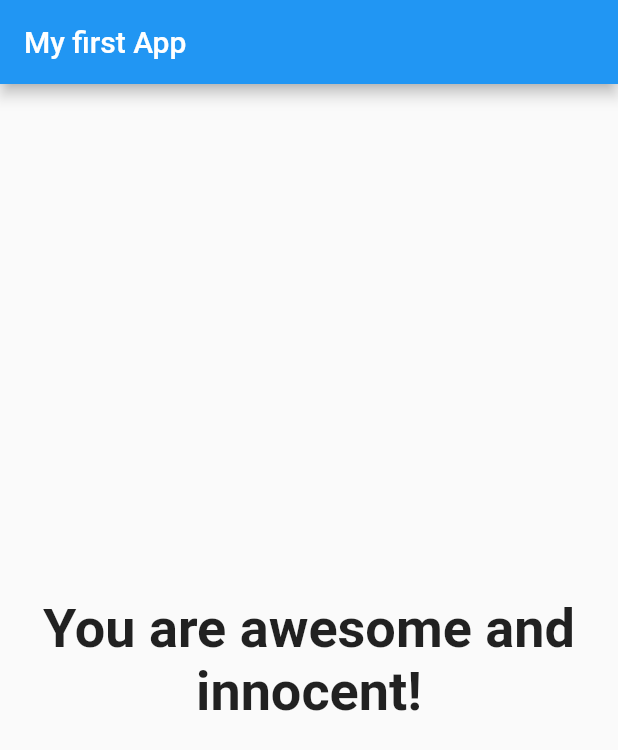
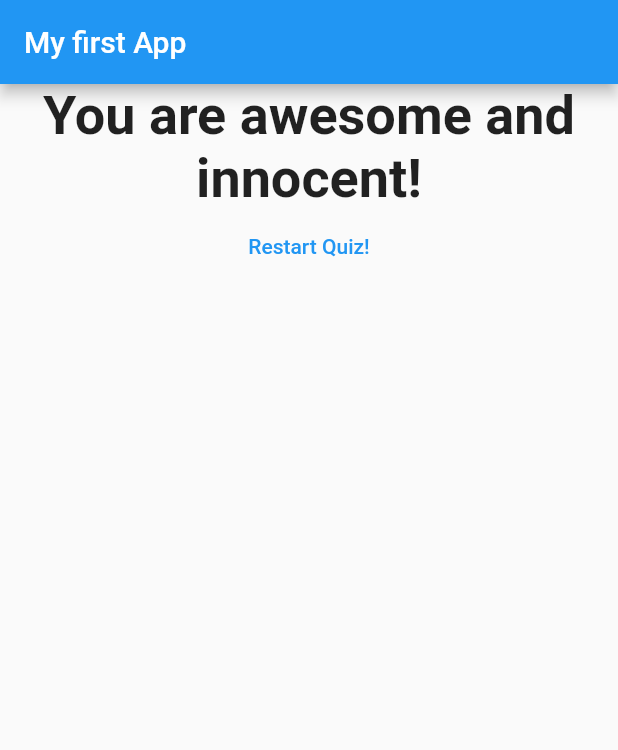
Before and after one commit to mgiuseppe/flutter-quiz-app, a Flutter app: the screen it shows after launch, after a tap on "red", after a tap on "cat", on a phone screen of 412 x 824 dp. Shown: the top 750 px of the screen. Run offline on Flutter 3.47's test engine with Material 2 defaults, Android fonts, the phone set to English and light mode, and no system bars.

Commit message:
Reset quiz

```diff
--- a/lib/main.dart
+++ b/lib/main.dart
@@ -47,15 +47,22 @@ class _MyAppState extends State<MyApp> {
             body: _questionIndex < _questions.length
                 ? Quiz(
                     questions: _questions,
-                    onPressed: _onPressed,
+                    onPressed: _giveAnswer,
                     questionIndex: _questionIndex)
-                : Result(_totalScore)));
+                : Result(_totalScore, _resetQuiz)));
   }
 
-  void _onPressed(int score) {
+  void _giveAnswer(int score) {
     setState(() {
       _questionIndex = _questionIndex + 1;
       _totalScore += score;
     });
   }
+
+  void _resetQuiz() {
+    setState(() {
+      _questionIndex = 0;
+      _totalScore = 0;
+    });
+  }
 }
--- a/lib/result.dart
+++ b/lib/result.dart
@@ -2,8 +2,9 @@ import 'package:flutter/material.dart';
 
 class Result extends StatelessWidget {
   final int resultScore;
+  final VoidCallback resetHandler;
 
-  const Result(this.resultScore);
+  const Result(this.resultScore, this.resetHandler);
 
   String get resultPhrase {
     var resultText = 'You did it!';
@@ -21,9 +22,16 @@ class Result extends StatelessWidget {
 
   @override
   Widget build(BuildContext context) {
-    return Center(
-        child: Text(resultPhrase,
-            style: const TextStyle(fontSize: 36, fontWeight: FontWeight.bold),
-            textAlign: TextAlign.center));
+    return Column(children: <Widget>[
+      Center(
+          child: Text(resultPhrase,
+              style: const TextStyle(fontSize: 36, fontWeight: FontWeight.bold),
+              textAlign: TextAlign.center)),
+      TextButton(
+          child: const Text('Restart Quiz!'),
+          style: ButtonStyle(
+              foregroundColor: MaterialStateProperty.all(Colors.blue)),
+          onPressed: resetHandler)
+    ]);
   }
 }
```
